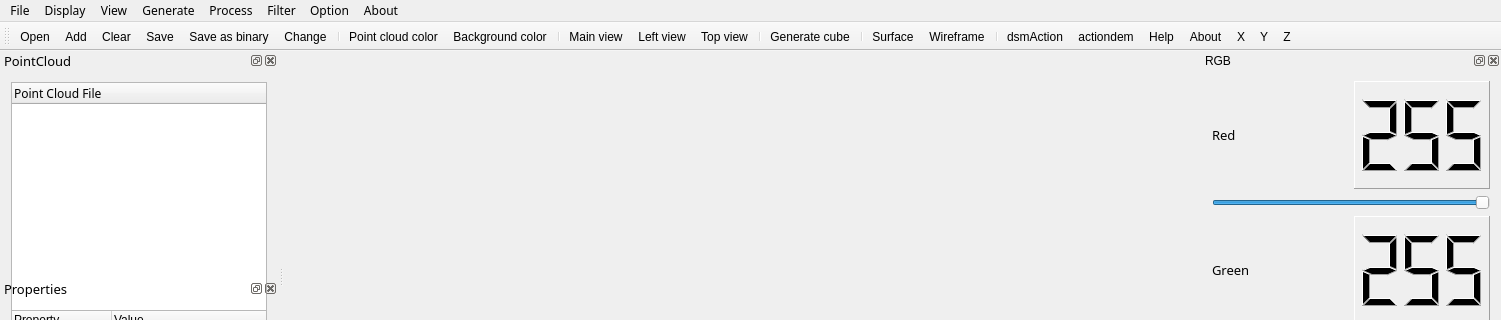
First picture: the form in cloudviewer.ui, repository TJU-SSE-Lab510/PCV_new, before the edit; both pictures show x 0 to 1501 and y 0 to 320 of the 1501 by 749 pixel window.
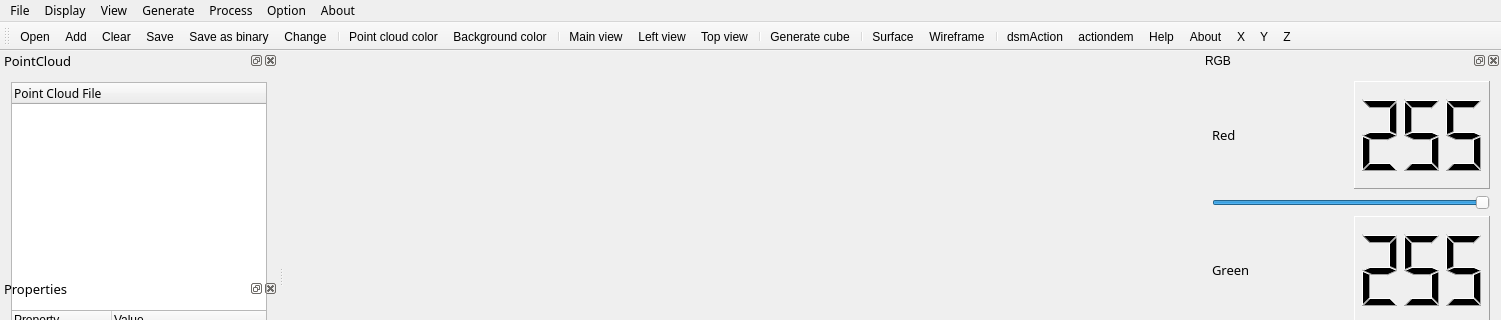
Second picture: the form after the edit. Icons and pictures are not drawn. Custom widgets are drawn as their Qt base class.

```diff
--- a/cloudviewer.ui
+++ b/cloudviewer.ui
@@ -746,7 +746,7 @@
      <x>0</x>
      <y>0</y>
      <width>1501</width>
-     <height>23</height>
+     <height>26</height>
     </rect>
    </property>
    <property name="font">
@@ -853,19 +853,11 @@
     <addaction name="meshsurfaceAction"/>
     <addaction name="wireframeAction"/>
    </widget>
-   <widget class="QMenu" name="menuFilter">
-    <property name="title">
-     <string>Filter</string>
-    </property>
-    <addaction name="statisticalAction"/>
-    <addaction name="radiusAction"/>
-   </widget>
    <addaction name="menuFile"/>
    <addaction name="menuView"/>
    <addaction name="menuView_2"/>
    <addaction name="menuGenerate"/>
    <addaction name="menuProcess"/>
-   <addaction name="menuFilter"/>
    <addaction name="menuOption"/>
    <addaction name="menuAbout"/>
   </widget>
```
Left out of the diff: 10 changed lines with no effect on the pictures.
